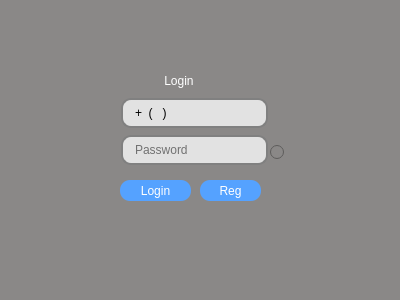
First picture: the form in FINTESS_CENTRE/login.ui, repository bartem1us/Fitness_Centre, before the edit.
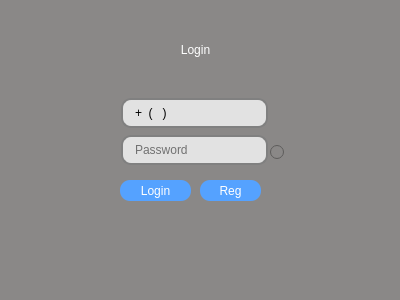
Second picture: the form after the edit.

Commit message: add animation and change style

```diff
--- a/FINTESS_CENTRE/login.ui
+++ b/FINTESS_CENTRE/login.ui
@@ -25,9 +25,9 @@
    </property>
    <property name="geometry">
     <rect>
-     <x>121</x>
-     <y>71</y>
-     <width>89</width>
+     <x>150</x>
+     <y>40</y>
+     <width>91</width>
      <height>20</height>
     </rect>
    </property>
@@ -47,11 +47,14 @@
     <number>-3</number>
    </property>
    <property name="text">
-    <string>             Login</string>
+    <string>Login</string>
    </property>
    <property name="textFormat">
     <enum>Qt::PlainText</enum>
    </property>
+   <property name="alignment">
+    <set>Qt::AlignCenter</set>
+   </property>
   </widget>
   <widget class="QLineEdit" name="lineEdit_2">
    <property name="geometry">
@@ -165,6 +168,27 @@
     <string/>
    </property>
   </widget>
+  <widget class="QLabel" name="warningMessage">
+   <property name="geometry">
+    <rect>
+     <x>70</x>
+     <y>70</y>
+     <width>251</width>
+     <height>20</height>
+    </rect>
+   </property>
+   <property name="styleSheet">
+    <string notr="true">QLabel{
+	color: rgb(255, 0, 0);
+}</string>
+   </property>
+   <property name="text">
+    <string/>
+   </property>
+   <property name="alignment">
+    <set>Qt::AlignCenter</set>
+   </property>
+  </widget>
  </widget>
  <resources/>
  <connections/>
```
The commit also changes 78 other files.
